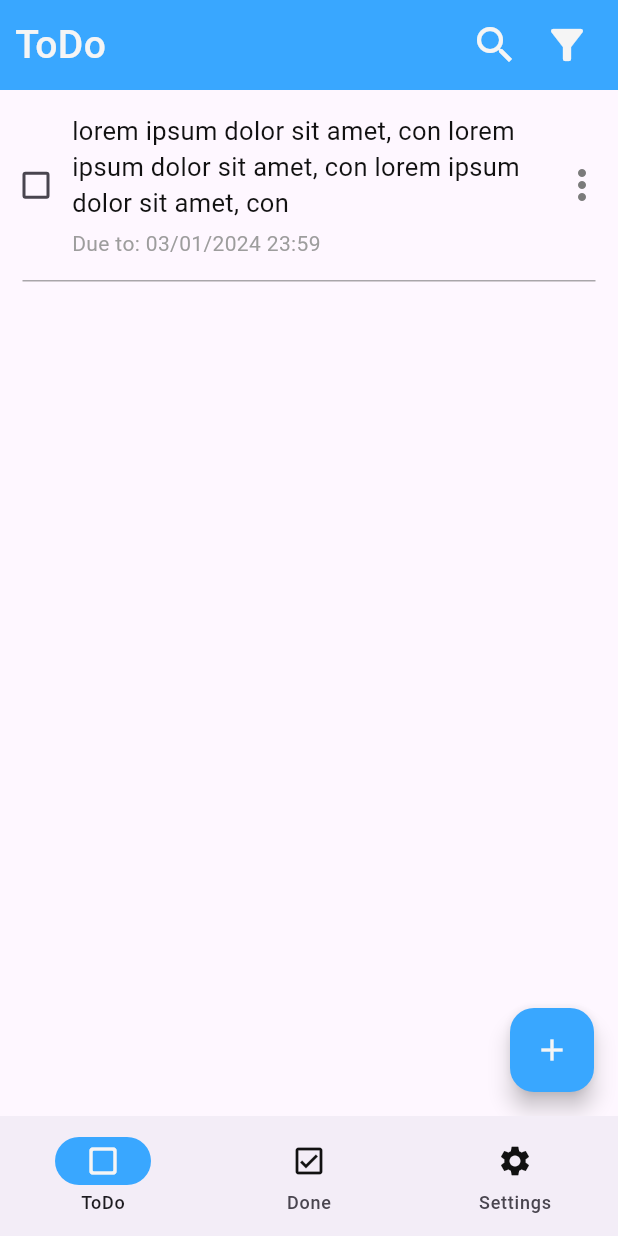
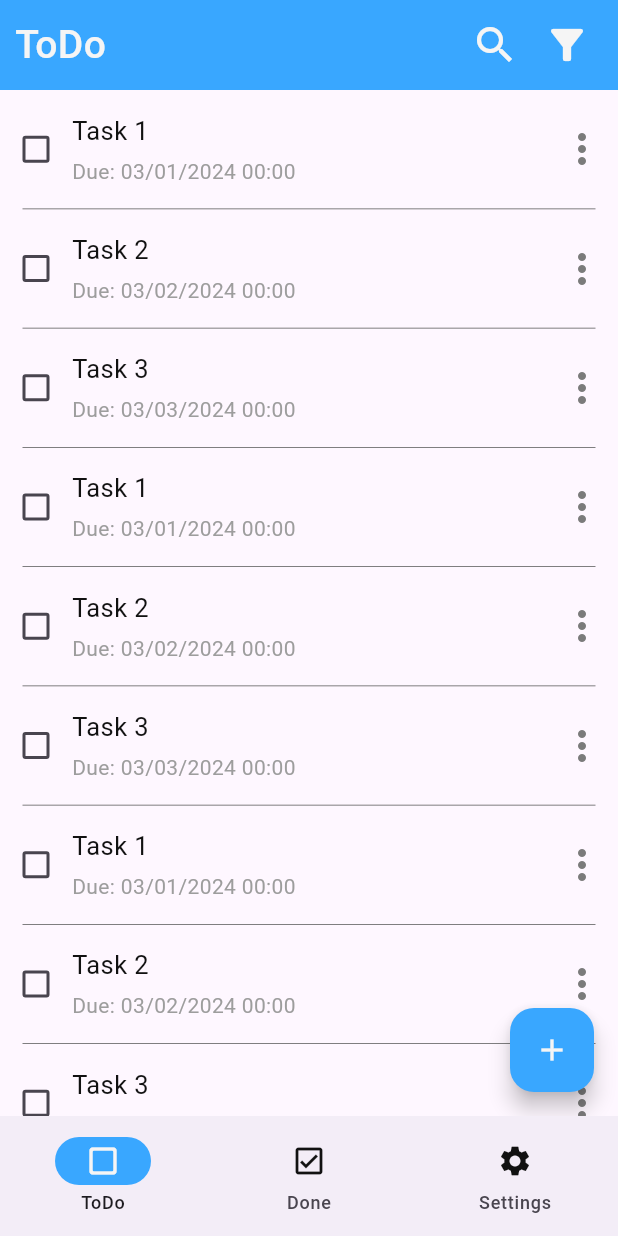
Before and after one commit to PhuocDinh462/Simple-Task, a Flutter app: the screen it shows after launch, on a phone screen of 412 x 824 dp. Run offline on Flutter 3.47's test engine with Material 3 defaults, Android fonts, the phone set to English and light mode, and no system bars.

Commit message:
refactor: task model

```diff
--- /dev/null
+++ b/lib/models/task.dart
@@ -0,0 +1,19 @@
+class Task {
+  String content;
+  DateTime due;
+
+  Task({
+    required this.content,
+    required this.due,
+  });
+
+  /// create new Task
+  factory Task.create({
+    required String? content,
+    DateTime? due,
+  }) =>
+      Task(
+        content: content ?? "",
+        due: due ?? DateTime.now(),
+      );
+}
--- a/lib/screens/to_do.dart
+++ b/lib/screens/to_do.dart
@@ -1,4 +1,5 @@
 import 'package:flutter/material.dart';
+import 'package:to_do_list/models/task.dart';
 import 'package:to_do_list/utils/colors.dart';
 import 'package:to_do_list/widgets/custom_search_bar.dart';
 import 'package:to_do_list/widgets/filter_menu.dart';
@@ -14,6 +15,27 @@ class ToDo extends StatefulWidget {
 class ToDoState extends State<ToDo> {
   bool searchOpen = false;
   FilterItem selectedMenu = FilterItem.all;
+
+  List<Task> toDoTasks = [
+    Task(content: 'Task 1', due: DateTime(2024, 3, 1)),
+    Task(content: 'Task 2', due: DateTime(2024, 3, 2)),
+    Task(content: 'Task 3', due: DateTime(2024, 3, 3)),
+    Task(content: 'Task 1', due: DateTime(2024, 3, 1)),
+    Task(content: 'Task 2', due: DateTime(2024, 3, 2)),
+    Task(content: 'Task 3', due: DateTime(2024, 3, 3)),
+    Task(content: 'Task 1', due: DateTime(2024, 3, 1)),
+    Task(content: 'Task 2', due: DateTime(2024, 3, 2)),
+    Task(content: 'Task 3', due: DateTime(2024, 3, 3)),
+    Task(content: 'Task 1', due: DateTime(2024, 3, 1)),
+    Task(content: 'Task 2', due: DateTime(2024, 3, 2)),
+    Task(content: 'Task 3', due: DateTime(2024, 3, 3)),
+    Task(content: 'Task 1', due: DateTime(2024, 3, 1)),
+    Task(content: 'Task 2', due: DateTime(2024, 3, 2)),
+    Task(content: 'Task 3', due: DateTime(2024, 3, 3)),
+    Task(content: 'Task 1', due: DateTime(2024, 3, 1)),
+    Task(content: 'Task 2', due: DateTime(2024, 3, 2)),
+    Task(content: 'Task 3', due: DateTime(2024, 3, 3)),
+  ];
 
   @override
   Widget build(BuildContext context) {
@@ -77,12 +99,15 @@ class ToDoState extends State<ToDo> {
           ),
 
           // Body
-          const Column(
+          Expanded(
+            child: ListView(
               children: [
-              SizedBox(height: 15),
-              TaskItem(),
-              SizedBox(height: 15),
-              Divider(
+                ...toDoTasks.map((task) => Column(
+                      children: [
+                        const SizedBox(height: 15),
+                        TaskItem(task: task),
+                        const SizedBox(height: 15),
+                        const Divider(
                           height: .5,
                           thickness: .5,
                           indent: 15,
@@ -90,7 +115,11 @@ class ToDoState extends State<ToDo> {
                           color: TextColors.color_600,
                         ),
                       ],
-          )
+                    )),
+                const SizedBox(height: 90),
+              ],
+            ),
+          ),
         ],
       ),
     );
--- a/lib/widgets/task_item.dart
+++ b/lib/widgets/task_item.dart
@@ -1,8 +1,11 @@
 import 'package:flutter/material.dart';
+import 'package:intl/intl.dart';
 import 'package:to_do_list/utils/colors.dart';
+import 'package:to_do_list/models/task.dart';
 
 class TaskItem extends StatelessWidget {
-  const TaskItem({Key? key}) : super(key: key);
+  const TaskItem({Key? key, required this.task}) : super(key: key);
+  final Task task;
 
   @override
   Widget build(BuildContext context) {
@@ -32,22 +35,22 @@ class TaskItem extends StatelessWidget {
                 constraints: BoxConstraints(
                   maxWidth: MediaQuery.of(context).size.width - 100,
                 ),
-                child: const Column(
+                child: Column(
                   crossAxisAlignment: CrossAxisAlignment.start,
                   children: [
                     Text(
-                      'lorem ipsum dolor sit amet, con lorem ipsum dolor sit amet, con lorem ipsum dolor sit amet, con',
+                      task.content,
                       overflow: TextOverflow.ellipsis,
                       maxLines: 3,
-                      style: TextStyle(
+                      style: const TextStyle(
                         fontSize: 17,
                         color: TextColors.color_900,
                       ),
                     ),
-                    SizedBox(height: 5),
+                    const SizedBox(height: 5),
                     Text(
-                      'Due to: 03/01/2024 23:59',
-                      style: TextStyle(
+                      'Due: ${DateFormat('MM/dd/yyyy HH:mm').format(task.due)}',
+                      style: const TextStyle(
                         fontSize: 14,
                         color: TextColors.color_400,
                       ),
--- a/pubspec.yaml
+++ b/pubspec.yaml
@@ -9,6 +9,7 @@ environment:
 dependencies:
   flutter:
     sdk: flutter
+  intl: ^0.19.0
 
 dev_dependencies:
   flutter_test:
```
Lines whose indentation alone changed are shown as unchanged.
